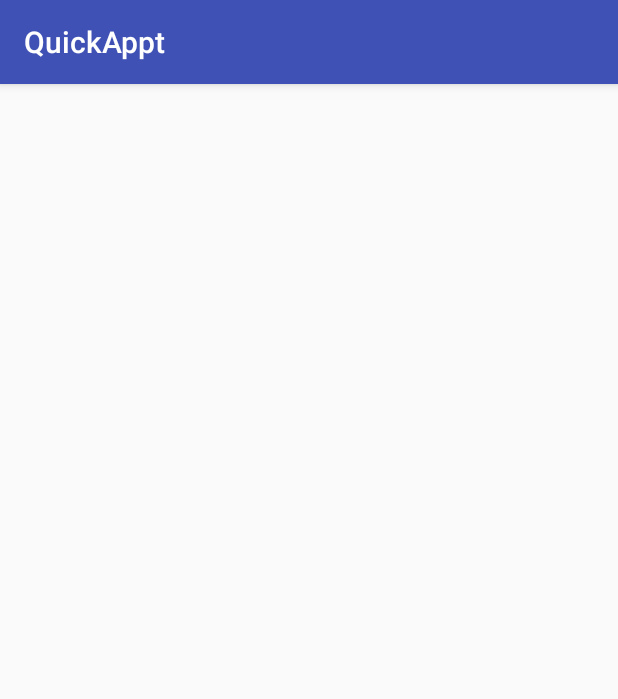
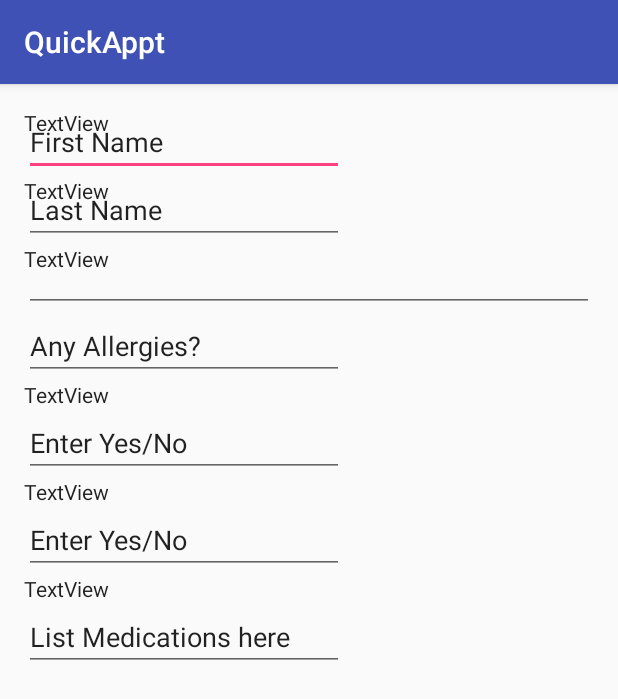
Before and after one commit to aclorta/QuickAppt, an Android app: the Patient_Profile screen opened directly, with no data from a screen before it, on a phone screen of 412 x 824 dp. Shown: the top 699 px of the screen. Run offline under Robolectric (Android 15) with nearby library versions, the light colour scheme and no system bars.

Commit message:
Added Physician Profile

```diff
--- a/app/src/main/AndroidManifest.xml
+++ b/app/src/main/AndroidManifest.xml
@@ -26,8 +26,9 @@
         </activity>
 
         <!-- Home screen activity -->
-        <activity android:name=".HomeScreen"></activity>
-        <activity android:name=".Patient_Profile"></activity>
+        <activity android:name=".HomeScreen" />
+        <activity android:name=".Patient_Profile" />
+        <activity android:name=".Physician_activity"></activity>
     </application>
 
 </manifest>
--- a/app/src/main/res/layout/activity_patient__profile.xml
+++ b/app/src/main/res/layout/activity_patient__profile.xml
@@ -25,6 +25,15 @@
         android:layout_alignParentStart="true"
         android:id="@+id/editText"
         android:hint="First Name" />
+    <TextView
+        android:text="TextView"
+        android:layout_width="wrap_content"
+        android:layout_height="wrap_content"
+        android:id="@+id/lastname"
+        android:layout_alignParentStart="true"
+        tools:text="Last Name:"
+        android:textAppearance="@style/TextAppearance.AppCompat"
+        android:layout_below="@+id/editText" />
 
     <EditText
         android:layout_width="wrap_content"
@@ -36,27 +45,27 @@
         android:layout_alignParentStart="true"
         android:id="@+id/editText2"
         android:hint="Last Name" />
+    <TextView
+        android:text="TextView"
+        android:layout_width="wrap_content"
+        android:layout_height="wrap_content"
+        android:id="@+id/textView2"
+        tools:text="Birth Date:"
+        android:textAppearance="@style/TextAppearance.AppCompat"
+        android:layout_below="@+id/editText2"
+        android:layout_alignParentStart="true" />
 
-    <Spinner
+    <EditText
         android:layout_width="match_parent"
         android:layout_height="wrap_content"
         android:layout_below="@+id/editText2"
         android:id="@+id/Months"
         android:entries="@android:drawable/bottom_bar"
-        android:spinnerMode="dropdown"
+        tools:text="Enter your Birth Date here"
         android:layout_alignParentStart="true">
 
-    </Spinner>
+    </EditText>
 
-    <TextView
-        android:text="TextView"
-        android:layout_width="wrap_content"
-        android:layout_height="wrap_content"
-        android:id="@+id/textView2"
-        android:layout_alignParentStart="true"
-        tools:text="Birth Date:"
-        android:textAppearance="@style/TextAppearance.AppCompat"
-        android:layout_above="@+id/editText3" />
     <TextView
         android:text="TextView"
         android:layout_width="wrap_content"
@@ -110,7 +119,7 @@
         android:layout_below="@+id/textView4"
         android:layout_alignParentStart="true" />
     <TextView
-        android:text="TextView"
+        android:text="@string/textview"
         android:layout_width="wrap_content"
         android:layout_height="wrap_content"
         android:id="@+id/textView5"
@@ -123,13 +132,23 @@
         android:layout_width="wrap_content"
         android:layout_height="wrap_content"
         android:inputType="textPersonName"
-        android:text="List Medications here:"
+        android:text="@string/list_medications_here"
         android:ems="10"
         android:id="@+id/editText6"
         android:hint=""
         android:layout_below="@+id/textView5"
         android:layout_alignParentStart="true" />
 
+    <TextView
+        android:text="TextView"
+        android:layout_width="wrap_content"
+        android:layout_height="wrap_content"
+        android:id="@+id/firstname"
+        tools:text="First Name:"
+        android:textAppearance="@style/TextAppearance.AppCompat"
+        android:layout_alignParentTop="true"
+        android:layout_alignParentStart="true" />
+
 
 
 </RelativeLayout>
--- a/app/src/main/res/values/strings.xml
+++ b/app/src/main/res/values/strings.xml
@@ -13,4 +13,6 @@
     <string name="permission_rationale">"Contacts permissions are needed for providing email
         completions."
     </string>
+    <string name="list_medications_here">List Medications here</string>
+    <string name="textview">TextView</string>
 </resources>
```
Also changed, not shown: app/src/main/java/com/example/team6/quickappt/Physician_activity.java (added, +13 -0 lines), app/src/main/res/layout/activity_physician_activity.xml (added, +13 -0 lines).
